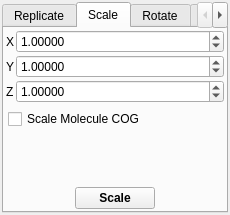
trisyoungs/aten, file src/gui/celltransform.ui: the form before one commit.
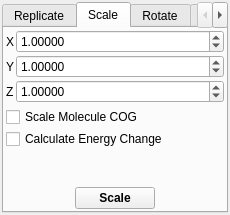
The form after the commit. The open tabs and pages were chosen to show the change. Icons and pictures are not drawn.

Commit message: CLI option --zmap now properly overrides any settings made in filters, and is zmapping style is reset to Auto on GUI startup. Fixed - interpretation of 'Scale molecule Centres' checkbox in Transform Cell dialog. Added optional argument to 'scale' and 'scalemolecules' commands to request calculation of energy change at each scaling, added corresponding widget to Transform Cell dialog, and updated Model::scaleCell().

What changed in the file:
```diff
--- a/src/gui/celltransform.ui
+++ b/src/gui/celltransform.ui
@@ -15,7 +15,7 @@
   <property name="windowIcon" >
    <iconset/>
   </property>
-  <layout class="QVBoxLayout" >
+  <layout class="QHBoxLayout" >
    <property name="margin" >
     <number>2</number>
    </property>
@@ -445,12 +445,12 @@
         </layout>
        </item>
        <item>
-        <layout class="QHBoxLayout" >
+        <layout class="QVBoxLayout" >
          <property name="margin" >
-          <number>2</number>
+          <number>0</number>
          </property>
          <property name="spacing" >
-          <number>4</number>
+          <number>2</number>
          </property>
          <item>
           <widget class="QCheckBox" name="CellScaleUseCogsCheck" >
@@ -467,7 +467,15 @@
            </property>
           </widget>
          </item>
-        </layout>
+         <item>
+          <widget class="QCheckBox" name="CellScaleCalculateEnergyCheck" >
+           <property name="toolTip" >
+            <string>Calculate the energy change from the scaling operation</string>
+           </property>
+           <property name="text" >
+            <string>Calculate Energy Change</string>
+           </property>
+          </widget>
        </item>
        <item>
         <spacer>
@@ -482,6 +490,8 @@
          </property>
         </spacer>
        </item>
+        </layout>
+       </item>
        <item>
         <layout class="QHBoxLayout" >
          <property name="margin" >
```
Left out of the diff: 9 changed lines with no effect on the pictures. Lines whose indentation alone changed are shown as unchanged. The commit also changes 10 other files.
